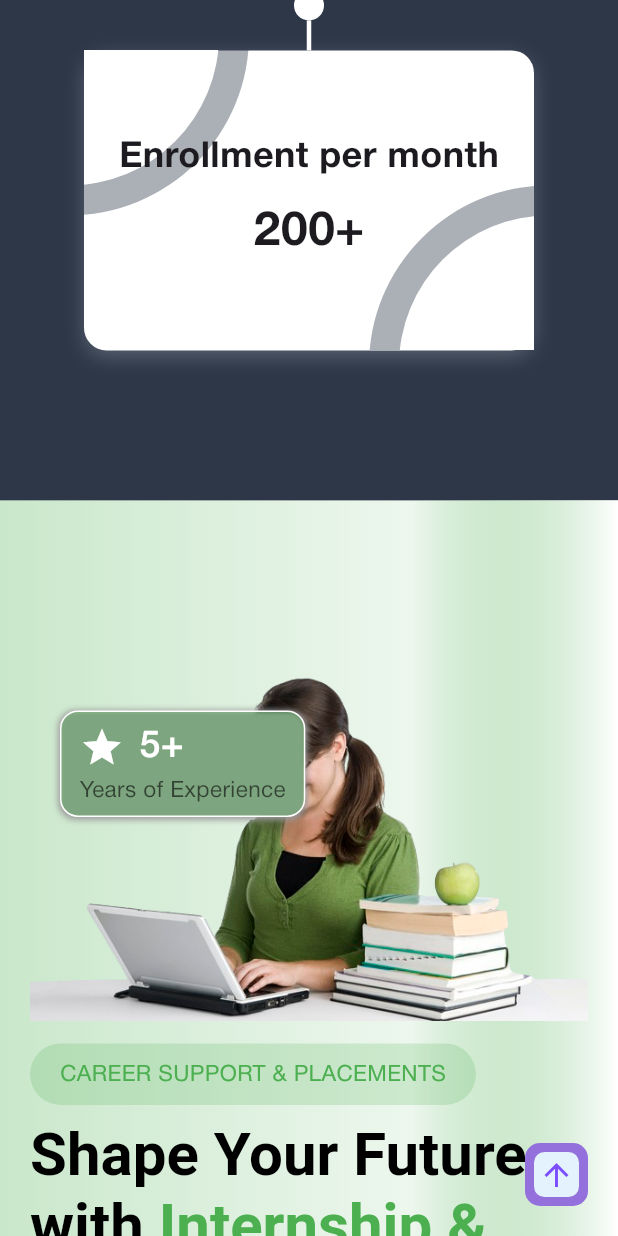
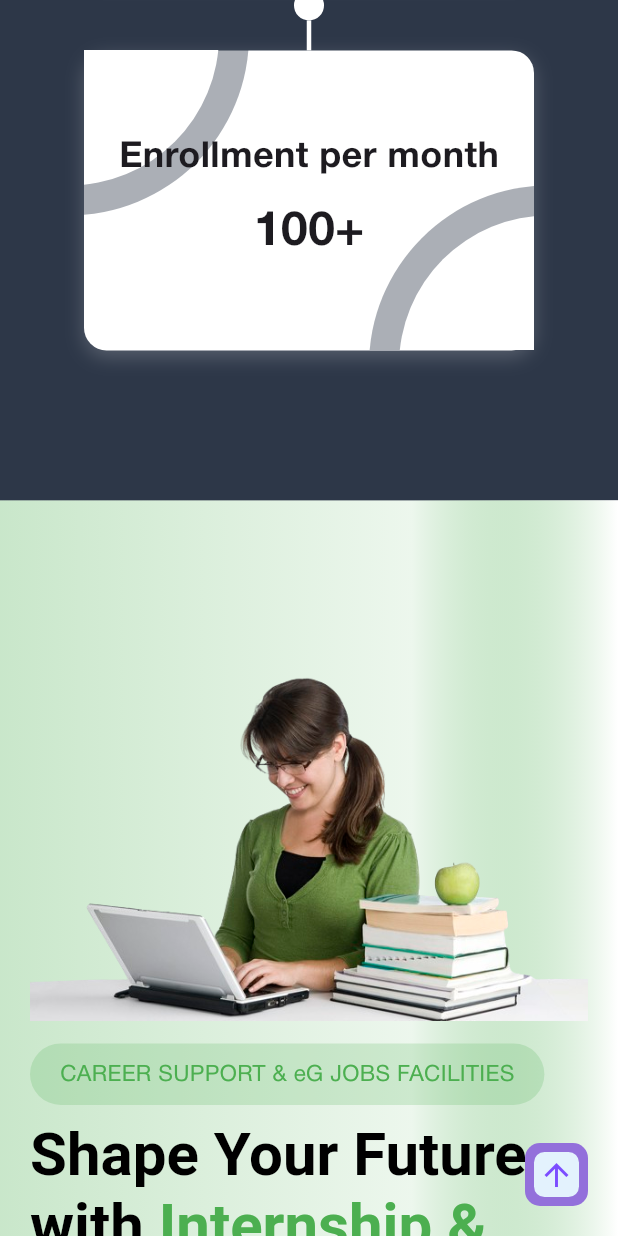
Before and after one commit to dibindasky/egCollege, a Flutter app: the screen it shows after launch, scrolled down 2880 dp, on a phone screen of 412 x 824 dp. Run offline on Flutter 3.47's test engine with Material 3 defaults, Android fonts, the phone set to English and light mode, and no system bars; our stand-ins replace animate_do, dartz, dio, get, go_router, image_picker and 3 more.

Commit message:
content chages

```diff
--- a/lib/application/presentation/screens/home/widgets/career_support_and_placements_section.dart
+++ b/lib/application/presentation/screens/home/widgets/career_support_and_placements_section.dart
@@ -58,7 +58,7 @@
             vertical: 10,
           ),
           child: Text(
-            'CAREER SUPPORT & PLACEMENTS',
+            'CAREER SUPPORT & eG JOBS FACILITIES',
             style: textThinStyle1.copyWith(color: kGreen),
           ),
         ),
@@ -95,7 +95,8 @@
                 Expanded(
                   child: Text(
                     'Our support includes:',
-                    style: textStyle1.copyWith(color: kBlack, fontWeight: FontWeight.bold),
+                    style: textStyle1.copyWith(
+                        color: kBlack, fontWeight: FontWeight.bold),
                   ),
                 ),
               ],
@@ -106,11 +107,15 @@
               child: Column(
                 crossAxisAlignment: CrossAxisAlignment.start,
                 children: [
-                  Text('• Professional CV & resume preparation', style: textThinStyle1),
+                  Text('• Professional CV & resume preparation',
+                      style: textThinStyle1),
                   const SizedBox(height: 6),
-                  Text('• Interview coaching & personal branding', style: textThinStyle1),
+                  Text('• Interview coaching & personal branding',
+                      style: textThinStyle1),
                   const SizedBox(height: 6),
-                  Text('• Access to 100+ active internship and job partners across the UAE & Singapore', style: textThinStyle1),
+                  Text(
+                      '• Access to 100+ active internship and job partners across the UAE & Singapore',
+                      style: textThinStyle1),
                 ],
               ),
             ),
@@ -172,54 +177,54 @@
             studentLearning,
           ),
         ),
-        Positioned(
-          top: 40,
-          left: 20,
-          child: ShakeX(
-            from: 5,
-            duration: const Duration(seconds: 20),
-            child: ShakeY(
-              from: 5,
-              duration: const Duration(seconds: 20),
-              child: Container(
-                padding:
-                    const EdgeInsets.symmetric(horizontal: 12, vertical: 6),
-                decoration: BoxDecoration(
-                    color: kGreen.withOpacity(.4),
-                    border: Border.all(color: kWhite),
-                    borderRadius: BorderRadius.circular(12),
-                    boxShadow: boxShadow3),
-                child: Column(
-                  mainAxisSize: MainAxisSize.min,
-                  crossAxisAlignment: CrossAxisAlignment.start,
-                  children: [
-                    Row(
-                      mainAxisSize: MainAxisSize.min,
-                      children: [
-                        const Icon(
-                          Icons.star,
-                          color: kWhite,
-                          size: 30,
-                        ),
-                        kWidth10,
-                        Text(
-                          '5+',
-                          style: textHeadStyle1.copyWith(color: kWhite),
-                        ),
-                      ],
-                    ),
-                    Text(
-                      'Years of Experience',
-                      style: textThinStyle1.copyWith(
-                        color: kBlack.withOpacity(0.6),
-                      ),
-                    )
-                  ],
-                ),
-              ),
-            ),
-          ),
-        )
+        // Positioned(
+        //   top: 40,
+        //   left: 20,
+        //   child: ShakeX(
+        //     from: 5,
+        //     duration: const Duration(seconds: 20),
+        //     child: ShakeY(
+        //       from: 5,
+        //       duration: const Duration(seconds: 20),
+        //       child: Container(
+        //         padding:
+        //             const EdgeInsets.symmetric(horizontal: 12, vertical: 6),
+        //         decoration: BoxDecoration(
+        //             color: kGreen.withOpacity(.4),
+        //             border: Border.all(color: kWhite),
+        //             borderRadius: BorderRadius.circular(12),
+        //             boxShadow: boxShadow3),
+        //         child: Column(
+        //           mainAxisSize: MainAxisSize.min,
+        //           crossAxisAlignment: CrossAxisAlignment.start,
+        //           children: [
+        //             Row(
+        //               mainAxisSize: MainAxisSize.min,
+        //               children: [
+        //                 const Icon(
+        //                   Icons.star,
+        //                   color: kWhite,
+        //                   size: 30,
+        //                 ),
+        //                 kWidth10,
+        //                 Text(
+        //                   '5+',
+        //                   style: textHeadStyle1.copyWith(color: kWhite),
+        //                 ),
+        //               ],
+        //             ),
+        //             Text(
+        //               'Years of Experience',
+        //               style: textThinStyle1.copyWith(
+        //                 color: kBlack.withOpacity(0.6),
+        //               ),
+        //             )
+        //           ],
+        //         ),
+        //       ),
+        //     ),
+        //   ),
+        // )
       ],
     );
   }
--- a/lib/application/presentation/screens/home/widgets/empovering_journey_section.dart
+++ b/lib/application/presentation/screens/home/widgets/empovering_journey_section.dart
@@ -14,7 +14,7 @@
       'Customized Training Solutions',
       'Expert Trainers with Industry Experience',
       'Career-Driven Learning for Real-World Success',
-      'Dedicated Placement Support',
+      'Dedicated Career Support',
       'Flexible Learning That Fits Your Lifestyle'
     ];
     final listContent = [
--- a/lib/application/presentation/screens/home/widgets/home_intro_section.dart
+++ b/lib/application/presentation/screens/home/widgets/home_intro_section.dart
@@ -74,13 +74,13 @@
         ),
         kHeight50,
         Text(
-          'Achieving\nExcellence Together',
+          'Education \nWithout Boundaries',
           style: textMainHead.copyWith(fontSize: 36, color: kWhite),
         ),
         ConstrainedBox(
           constraints: const BoxConstraints(maxWidth: 500),
           child: Text(
-            'We will be with you throughout your entire educational journey — from admission, travel, hostel, and accommodation, to training and landing a job.',
+            'We will be with you throughout your entire educational journey — from admission, visa, travel and accommodation',
             style: textThinStyle1.copyWith(color: kWhite),
           ),
         )
--- a/lib/application/presentation/screens/home/widgets/statictict_count_section.dart
+++ b/lib/application/presentation/screens/home/widgets/statictict_count_section.dart
@@ -23,7 +23,7 @@
               children: [
                 _StaticetsCountTile(
                   title: 'Active Leaners',
-                  count: '700+',
+                  count: '500+',
                 ),
                 _StaticetsCountTile(
                   title: 'Courses & Programs',
@@ -31,11 +31,11 @@
                 ),
                 _StaticetsCountTile(
                   title: 'Learners',
-                  count: '5000+',
+                  count: '2000+',
                 ),
                 _StaticetsCountTile(
                   title: 'Enrollment per month',
-                  count: '200+',
+                  count: '100+',
                 ),
               ],
             ),
--- a/lib/application/presentation/screens/home/widgets/student_feedback_section.dart
+++ b/lib/application/presentation/screens/home/widgets/student_feedback_section.dart
@@ -84,7 +84,7 @@
 
     List<FeedbackData> feedbacks = [
       FeedbackData(
-        name: "Lilash Vamadevan",
+        name: "Albin Varghese",
         course: "Student @ Project Management",
         imageUrl:
             "https://images.unsplash.com/photo-1507003211169-0a1dd7228f2d?ixlib=rb-4.0.3&auto=format&fit=crop&w=150&q=80",
@@ -92,7 +92,7 @@
             "I recently completed my PMP training here, A huge shoutout to Mr. Sajid, the coordinator, for his outstanding support throughout the enrollment process. His prompt responses, clear guidance, and warm demeanour made everything seamless. Kudos to Mr.",
       ),
       FeedbackData(
-        name: "Sajjad Hossen",
+        name: "Subash Chandran",
         course: "Student @ CSWIP",
         imageUrl:
             "https://images.unsplash.com/photo-1472099645785-5658abf4ff4e?ixlib=rb-4.0.3&auto=format&fit=crop&w=150&q=80",
@@ -100,7 +100,7 @@
             "I am grateful to be part of such an incredible Institute and want to thank the team for their hard work and dedication. Your efforts have made a significant impact, and it shows. Each team member has been invaluable in their collaboration, support, and",
       ),
       FeedbackData(
-        name: "Anas Shaikh",
+        name: "Arun Dev",
         course: "Student @ Digital Marketing",
         imageUrl:
             "https://images.unsplash.com/photo-1500648767791-00dcc994a43e?ixlib=rb-4.0.3&auto=format&fit=crop&w=150&q=80",
```
Also changed, not shown: lib/application/presentation/screens/home/widgets/enrollment_admission_section.dart (+8 -8 lines).
